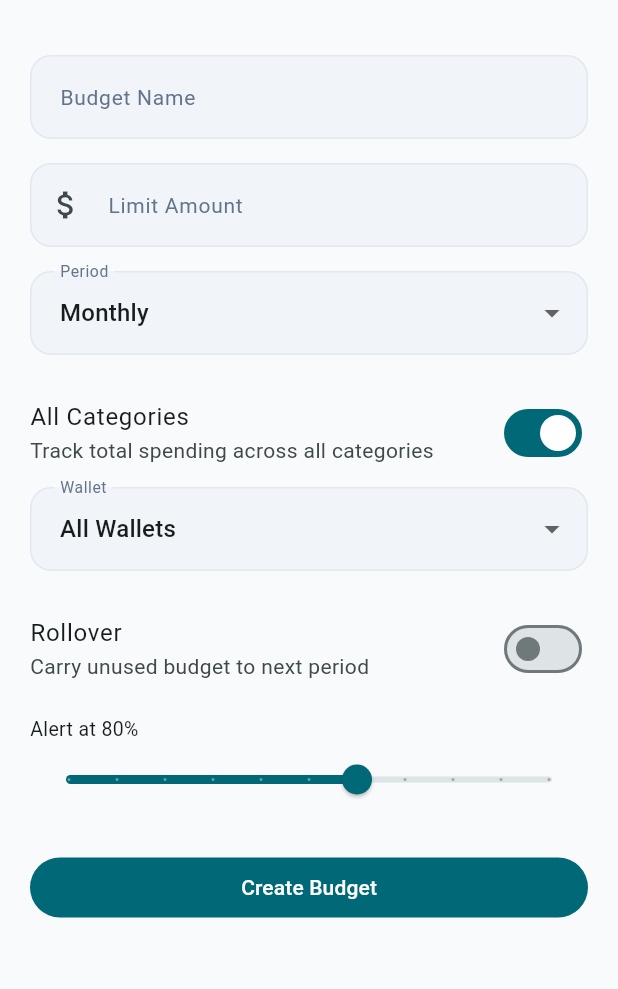
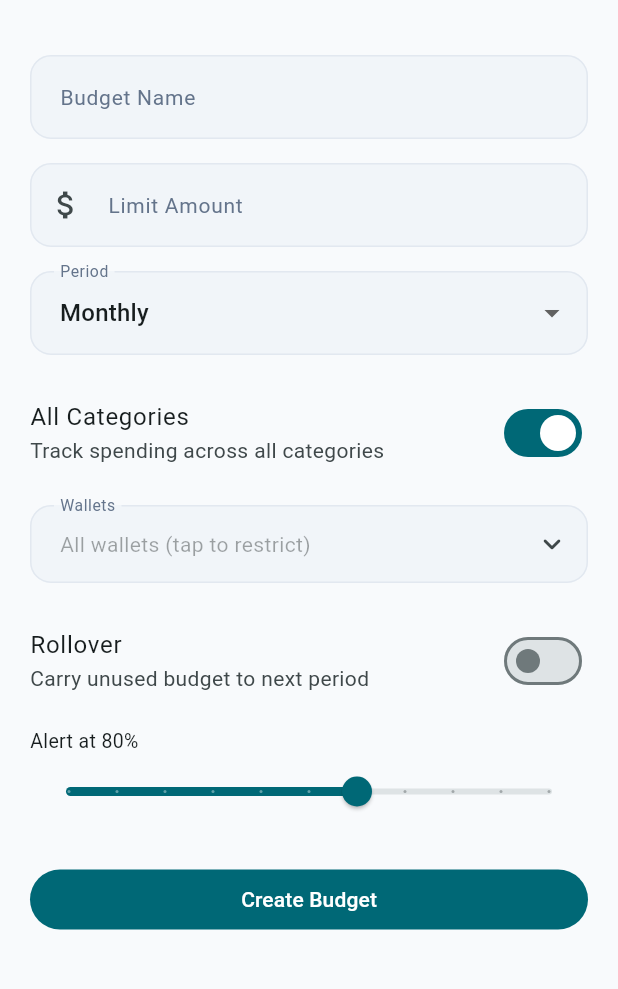
Before and after one commit to dikki-ap/nexflo, a Flutter app: the BudgetListPage screen opened by its route, after a tap on "Add Budget", on a phone screen of 412 x 824 dp, the part 59-1048 px from its top. Run offline on Flutter 3.47's test engine with Material 3 defaults, Android fonts, the phone set to English and light mode, and no system bars; our stand-ins replace connectivity_plus, dartz, drift, drift_flutter, equatable, fl_chart and 10 more; missing offline and left inert: extension_google_sign_in_as_googleapis_auth, google_mlkit_text_recognition, googleapis, workmanager; accounts and stored records are empty; generated files the repository leaves out were written again; network calls fail; statements that could not run were skipped.

Commit message:
feat: budget controller and form page — multi-select wallets and categories with checkboxes

```diff
--- a/lib/app/modules/budget/controllers/budget_controller.dart
+++ b/lib/app/modules/budget/controllers/budget_controller.dart
@@ -1,8 +1,10 @@
 import 'package:flutter/material.dart';
 import 'package:get/get.dart';
 import '../../../core/enums/budget_period.dart';
+import '../../../core/enums/filter_period.dart';
 import '../../../data/datasources/local/budget_local_ds.dart';
 import '../../../data/datasources/local/category_local_ds.dart';
+import '../../../data/datasources/local/transaction_local_ds.dart';
 import '../../../data/datasources/local/wallet_local_ds.dart';
 import '../../../data/repositories/budget_repository_impl.dart';
 import '../../../data/repositories/category_repository_impl.dart';
@@ -10,6 +12,7 @@ import '../../../data/repositories/wallet_repository_impl.dart';
 import '../../../data/database/app_database.dart';
 import '../../../domain/entities/budget_entity.dart';
 import '../../../domain/entities/category_entity.dart';
+import '../../../domain/entities/transaction_entity.dart';
 import '../../../domain/entities/wallet_entity.dart';
 import '../../../domain/usecases/budget/get_all_budgets_usecase.dart';
 import '../../../domain/usecases/budget/create_budget_usecase.dart';
@@ -30,8 +33,8 @@ class BudgetController extends GetxController {
   final nameCtrl = TextEditingController();
   final amountCtrl = TextEditingController();
   final selectedPeriod = BudgetPeriod.monthly.obs;
-  final selectedCategoryId = Rxn<String>();
-  final selectedWalletId = Rxn<String>();
+  final selectedCategoryIds = <String>[].obs;
+  final selectedWalletIds = <String>[].obs;
   final isAllCategories = true.obs;
   final rollover = false.obs;
   final alertAtPercent = 80.obs;
@@ -43,6 +46,10 @@ class BudgetController extends GetxController {
   late final GetCategoriesUseCase _getCategories;
   late final GetAllWalletsUseCase _getWallets;
   late final BudgetLocalDataSource _budgetDs;
+  late final TransactionLocalDataSource _txDs;
+
+  // Detail page state
+  final detailTransactions = <TransactionEntity>[].obs;
 
   String get _userId => Get.find<AuthService>().currentUser!.id;
 
@@ -62,6 +69,7 @@ class BudgetController extends GetxController {
     super.onInit();
     final db = Get.find<AppDatabase>();
     _budgetDs = BudgetLocalDataSource(db);
+    _txDs = TransactionLocalDataSource(db);
     _getAll = GetAllBudgetsUseCase(BudgetRepositoryImpl(_budgetDs));
     _create = CreateBudgetUseCase(BudgetRepositoryImpl(_budgetDs));
     _update = UpdateBudgetUseCase(BudgetRepositoryImpl(_budgetDs));
@@ -122,8 +130,8 @@ class BudgetController extends GetxController {
       nameCtrl.text = existing.name;
       amountCtrl.text = existing.amount.toStringAsFixed(0);
       selectedPeriod.value = existing.period;
-      selectedCategoryId.value = existing.categoryId;
-      selectedWalletId.value = existing.walletId;
+      selectedCategoryIds.value = existing.categoryIds;
+      selectedWalletIds.value = existing.walletIds;
       isAllCategories.value = existing.isAllCategories;
       rollover.value = existing.rollover;
       alertAtPercent.value = existing.alertAtPercent;
@@ -131,8 +139,8 @@ class BudgetController extends GetxController {
       nameCtrl.clear();
       amountCtrl.clear();
       selectedPeriod.value = BudgetPeriod.monthly;
-      selectedCategoryId.value = null;
-      selectedWalletId.value = null;
+      selectedCategoryIds.clear();
+      selectedWalletIds.clear();
       isAllCategories.value = true;
       rollover.value = false;
       alertAtPercent.value = 80;
@@ -147,6 +155,9 @@ class BudgetController extends GetxController {
       return;
     }
 
+    final catIds = isAllCategories.value ? <String>[] : List<String>.from(selectedCategoryIds);
+    final walIds = List<String>.from(selectedWalletIds);
+
     isLoading.value = true;
     if (existing == null) {
       final result = await _create(CreateBudgetParams(
@@ -154,8 +165,8 @@ class BudgetController extends GetxController {
         name: name,
         amount: amount,
         period: selectedPeriod.value.value,
-        categoryId: isAllCategories.value ? null : selectedCategoryId.value,
-        walletId: selectedWalletId.value,
+        categoryIds: catIds,
+        walletIds: walIds,
         isAllCategories: isAllCategories.value,
         rollover: rollover.value,
         alertAtPercent: alertAtPercent.value,
@@ -171,8 +182,8 @@ class BudgetController extends GetxController {
         name: name,
         amount: amount,
         period: selectedPeriod.value,
-        categoryId: isAllCategories.value ? null : selectedCategoryId.value,
-        walletId: selectedWalletId.value,
+        categoryId: catIds.isEmpty ? null : catIds.join(','),
+        walletId: walIds.isEmpty ? null : walIds.join(','),
         isAllCategories: isAllCategories.value,
         rollover: rollover.value,
         alertAtPercent: alertAtPercent.value,
@@ -187,6 +198,46 @@ class BudgetController extends GetxController {
       });
     }
     isLoading.value = false;
+  }
+
+  CategoryEntity? categoryById(String? id) =>
+      id == null ? null : categories.firstWhereOrNull((c) => c.id == id);
+
+  WalletEntity? walletById(String? id) =>
+      id == null ? null : wallets.firstWhereOrNull((w) => w.id == id);
+
+  Future<void> loadDetailTransactions(BudgetEntity budget) async {
+    final uid = Get.find<AuthService>().currentUser?.id;
+    if (uid == null) return;
+    final (start, end) = _budgetPeriodRange(budget.period);
+    final all = await _txDs.getByFilter(
+      userId: uid,
+      period: FilterPeriod.custom,
+      customStart: start,
+      customEnd: end,
+    );
+    final walIds = budget.walletIds;
+    final catIds = budget.categoryIds;
+    detailTransactions.value = all.where((t) {
+      final matchWallet = walIds.isEmpty || walIds.contains(t.walletId);
+      final matchCat = budget.isAllCategories ||
+          catIds.isEmpty ||
+          catIds.contains(t.categoryId);
+      return matchWallet && matchCat && t.type.value == 'expense';
+    }).toList();
+  }
+
+  (DateTime, DateTime) _budgetPeriodRange(BudgetPeriod period) {
+    final now = DateTime.now();
+    switch (period) {
+      case BudgetPeriod.monthly:
+        return (DateTime(now.year, now.month, 1), DateTime(now.year, now.month + 1, 1));
+      case BudgetPeriod.weekly:
+        final start = DateTime(now.year, now.month, now.day - (now.weekday - 1));
+        return (start, start.add(const Duration(days: 7)));
+      case BudgetPeriod.yearly:
+        return (DateTime(now.year, 1, 1), DateTime(now.year + 1, 1, 1));
+    }
   }
 
   Future<void> deleteBudget(String id) async {
--- a/lib/app/modules/budget/pages/budget_form_page.dart
+++ b/lib/app/modules/budget/pages/budget_form_page.dart
@@ -2,6 +2,8 @@ import 'package:flutter/material.dart';
 import 'package:get/get.dart';
 import '../../../core/enums/budget_period.dart';
 import '../../../domain/entities/budget_entity.dart';
+import '../../../domain/entities/category_entity.dart';
+import '../../../domain/entities/wallet_entity.dart';
 import '../controllers/budget_controller.dart';
 
 class BudgetFormPage extends GetView<BudgetController> {
@@ -34,70 +36,68 @@ class BudgetFormPage extends GetView<BudgetController> {
               ),
             ),
             const SizedBox(height: 16),
-            // Period
             Obx(() => DropdownButtonFormField<BudgetPeriod>(
                   value: controller.selectedPeriod.value,
                   items: BudgetPeriod.values
-                      .map((p) => DropdownMenuItem(
-                          value: p, child: Text(p.label)))
+                      .map((p) => DropdownMenuItem(value: p, child: Text(p.label)))
                       .toList(),
-                  onChanged: (v) =>
-                      controller.selectedPeriod.value = v!,
+                  onChanged: (v) => controller.selectedPeriod.value = v!,
                   decoration: const InputDecoration(labelText: 'Period'),
                 )),
             const SizedBox(height: 16),
-            // All categories toggle
             Obx(() => SwitchListTile(
                   contentPadding: EdgeInsets.zero,
                   title: const Text('All Categories'),
-                  subtitle: const Text(
-                      'Track total spending across all categories'),
+                  subtitle:
+                      const Text('Track spending across all categories'),
                   value: controller.isAllCategories.value,
                   onChanged: (v) => controller.isAllCategories.value = v,
                 )),
-            // Category picker (when not all)
             Obx(() {
               if (controller.isAllCategories.value) {
                 return const SizedBox.shrink();
               }
-              final cats = controller.categories
-                  .where((c) => c.type.name != 'income')
-                  .toList();
-              return Padding(
-                padding: const EdgeInsets.only(bottom: 16),
-                child: DropdownButtonFormField<String>(
-                  value: controller.selectedCategoryId.value,
-                  items: cats
-                      .map((c) => DropdownMenuItem(
-                          value: c.id, child: Text(c.name)))
+              return _MultiSelectField(
+                label: 'Categories',
+                hint: 'Tap to select categories',
+                selectedIds: controller.selectedCategoryIds,
+                items: controller.categories
+                    .where((c) => c.type.name != 'income')
+                    .map((c) => _SelectItem(c.id, c.name, _categoryIcon(c)))
+                    .toList(),
+                onTap: () => _showMultiSelectSheet(
+                  context,
+                  title: 'Select Categories',
+                  items: controller.categories
+                      .where((c) => c.type.name != 'income')
+                      .map((c) => _SelectItem(c.id, c.name, _categoryIcon(c)))
                       .toList(),
-                  onChanged: (v) =>
-                      controller.selectedCategoryId.value = v,
-                  decoration:
-                      const InputDecoration(labelText: 'Category'),
+                  selectedIds: controller.selectedCategoryIds,
                 ),
               );
             }),
-            // Wallet picker
-            Obx(() => DropdownButtonFormField<String?>(
-                  value: controller.selectedWalletId.value,
-                  items: [
-                    const DropdownMenuItem(
-                        value: null, child: Text('All Wallets')),
-                    ...controller.wallets.map((w) => DropdownMenuItem(
-                        value: w.id, child: Text(w.name))),
-                  ],
-                  onChanged: (v) =>
-                      controller.selectedWalletId.value = v,
-                  decoration:
-                      const InputDecoration(labelText: 'Wallet'),
+            const SizedBox(height: 12),
+            Obx(() => _MultiSelectField(
+                  label: 'Wallets',
+                  hint: 'All wallets (tap to restrict)',
+                  selectedIds: controller.selectedWalletIds,
+                  items: controller.wallets
+                      .map((w) => _SelectItem(w.id, w.name, _walletIcon(w)))
+                      .toList(),
+                  onTap: () => _showMultiSelectSheet(
+                    context,
+                    title: 'Select Wallets',
+                    items: controller.wallets
+                        .map((w) => _SelectItem(w.id, w.name, _walletIcon(w)))
+                        .toList(),
+                    selectedIds: controller.selectedWalletIds,
+                  ),
                 )),
             const SizedBox(height: 16),
             Obx(() => SwitchListTile(
                   contentPadding: EdgeInsets.zero,
                   title: const Text('Rollover'),
-                  subtitle: const Text(
-                      'Carry unused budget to next period'),
+                  subtitle: const Text('Carry unused budget to next period'),
                   value: controller.rollover.value,
                   onChanged: (v) => controller.rollover.value = v,
                 )),
@@ -105,8 +105,7 @@ class BudgetFormPage extends GetView<BudgetController> {
             Obx(() => Column(
                   crossAxisAlignment: CrossAxisAlignment.start,
                   children: [
-                    Text(
-                        'Alert at ${controller.alertAtPercent.value}%',
+                    Text('Alert at ${controller.alertAtPercent.value}%',
                         style: const TextStyle(fontSize: 13)),
                     Slider(
                       value: controller.alertAtPercent.value.toDouble(),
@@ -140,4 +139,154 @@ class BudgetFormPage extends GetView<BudgetController> {
       ),
     );
   }
+
+  void _showMultiSelectSheet(
+    BuildContext context, {
+    required String title,
+    required List<_SelectItem> items,
+    required RxList<String> selectedIds,
+  }) {
+    showModalBottomSheet(
+      context: context,
+      isScrollControlled: true,
+      shape: const RoundedRectangleBorder(
+        borderRadius: BorderRadius.vertical(top: Radius.circular(20)),
+      ),
+      builder: (_) => _MultiSelectSheet(
+        title: title,
+        items: items,
+        selectedIds: selectedIds,
+      ),
+    );
+  }
+
+  IconData _categoryIcon(CategoryEntity c) => Icons.label_outline_rounded;
+  IconData _walletIcon(WalletEntity w) => Icons.account_balance_wallet_outlined;
 }
+
+class _SelectItem {
+  final String id;
+  final String name;
+  final IconData icon;
+  const _SelectItem(this.id, this.name, this.icon);
+}
+
+class _MultiSelectField extends StatelessWidget {
+  final String label;
+  final String hint;
+  final RxList<String> selectedIds;
+  final List<_SelectItem> items;
+  final VoidCallback onTap;
+
+  const _MultiSelectField({
+    required this.label,
+    required this.hint,
+    required this.selectedIds,
+    required this.items,
+    required this.onTap,
+  });
+
+  @override
+  Widget build(BuildContext context) {
+    final theme = Theme.of(context);
+    return Obx(() {
+      final selected = items.where((i) => selectedIds.contains(i.id)).toList();
+      return InkWell(
+        onTap: onTap,
+        borderRadius: BorderRadius.circular(8),
+        child: InputDecorator(
+          decoration: InputDecoration(
+            labelText: label,
+            suffixIcon: const Icon(Icons.expand_more_rounded),
+          ),
+          child: selected.isEmpty
+              ? Text(hint,
+                  style: TextStyle(
+                      color: theme.colorScheme.onSurface.withOpacity(0.4),
+                      fontSize: 14))
+              : Wrap(
+                  spacing: 6,
+                  runSpacing: 4,
+                  children: selected
+                      .map((i) => Chip(
+                            label: Text(i.name,
+                                style: const TextStyle(fontSize: 12)),
+                            materialTapTargetSize:
+                                MaterialTapTargetSize.shrinkWrap,
+                            padding: const EdgeInsets.symmetric(horizontal: 4),
+                            deleteIcon: const Icon(Icons.close, size: 14),
+                            onDeleted: () => selectedIds.remove(i.id),
+                          ))
+                      .toList(),
+                ),
+        ),
+      );
+    });
+  }
+}
+
+class _MultiSelectSheet extends StatelessWidget {
+  final String title;
+  final List<_SelectItem> items;
+  final RxList<String> selectedIds;
+
+  const _MultiSelectSheet({
+    required this.title,
+    required this.items,
+    required this.selectedIds,
+  });
+
+  @override
+  Widget build(BuildContext context) {
+    return DraggableScrollableSheet(
+      initialChildSize: 0.6,
+      minChildSize: 0.4,
+      maxChildSize: 0.85,
+      expand: false,
+      builder: (_, scrollCtrl) => Column(
+        children: [
+          Padding(
+            padding: const EdgeInsets.fromLTRB(20, 16, 20, 8),
+            child: Row(
+              children: [
+                Text(title,
+                    style: const TextStyle(
+                        fontWeight: FontWeight.w700, fontSize: 16)),
+                const Spacer(),
+                TextButton(
+                  onPressed: () => Get.back(),
+                  child: const Text('Done'),
+                ),
+              ],
+            ),
+          ),
+          const Divider(height: 1),
+          Expanded(
+            child: Obx(() => ListView.builder(
+                  controller: scrollCtrl,
+                  itemCount: items.length,
+                  itemBuilder: (_, i) {
+                    final item = items[i];
+                    final isSelected = selectedIds.contains(item.id);
+                    return CheckboxListTile(
+                      secondary: Icon(item.icon, size: 20),
+                      title: Text(item.name),
+                      value: isSelected,
+                      onChanged: (_) {
+                        if (isSelected) {
+                          selectedIds.remove(item.id);
+                        } else {
+                          selectedIds.add(item.id);
+                        }
+                      },
+                      controlAffinity: ListTileControlAffinity.trailing,
+                      dense: true,
+                    );
+                  },
+                )),
+          ),
+        ],
+      ),
+    );
+  }
+}
```
